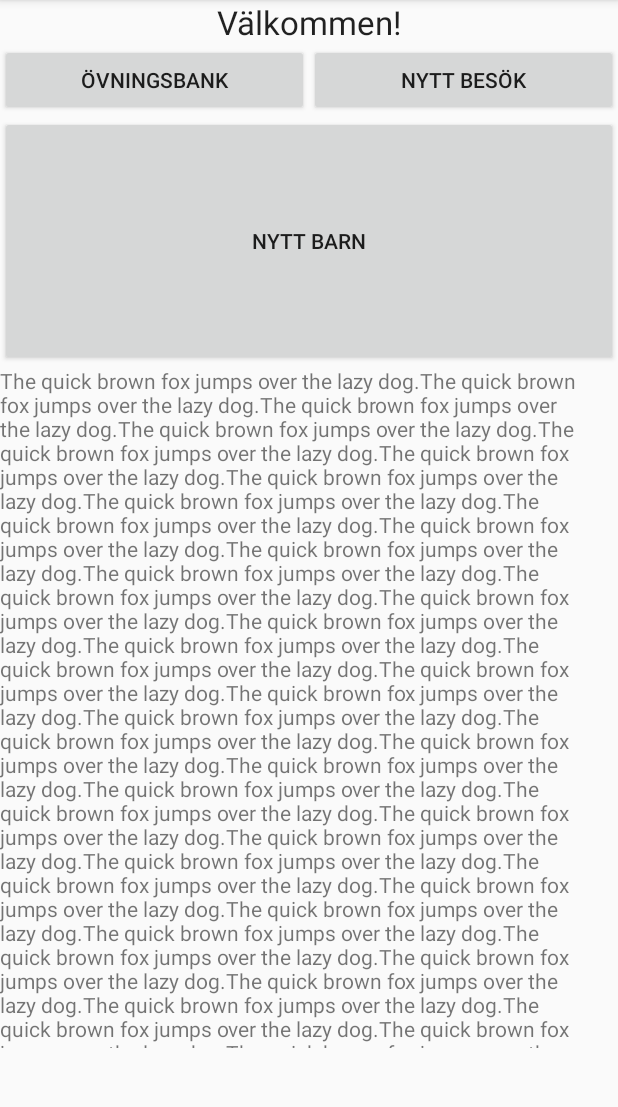
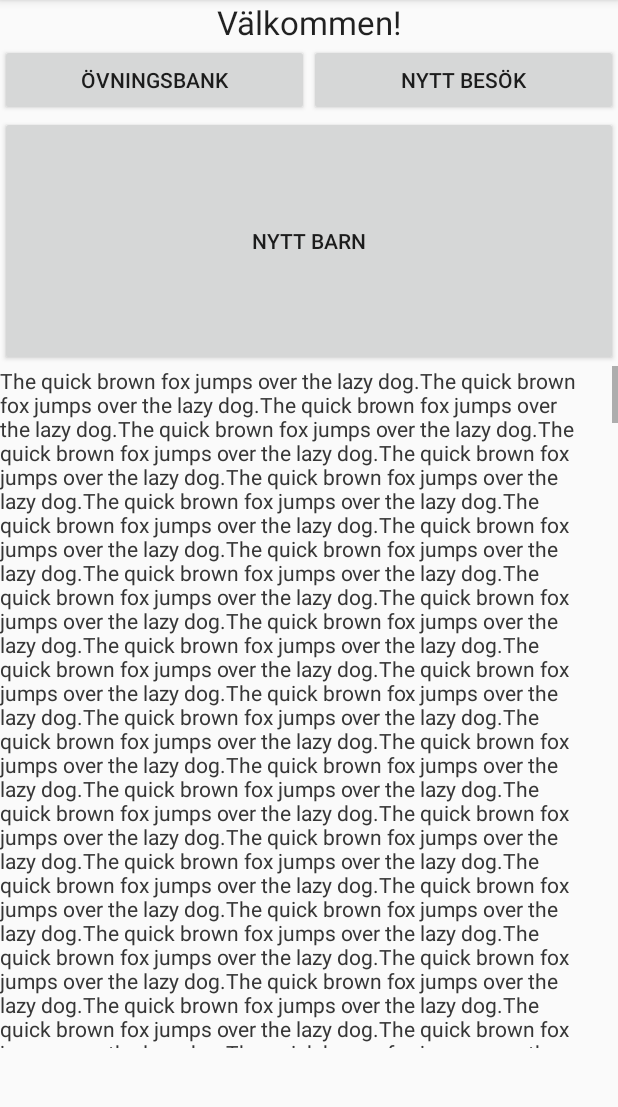
Before and after one commit to speccaN/PaperInteractive, an Android app: the fragment CreateChildFragment placed in its activity, after a tap on "NYTT BARN", on a phone screen of 412 x 824 dp, the part 84-1191 px from its top. Run offline under Robolectric (Android 15) with nearby library versions, the light colour scheme and no system bars.

Commit message:
Error fix

```diff
--- a/app/src/main/java/com/example/paper/paperinteractive/CreateChildFragment.java
+++ b/app/src/main/java/com/example/paper/paperinteractive/CreateChildFragment.java
@@ -2,16 +2,13 @@ package com.example.paper.paperinteractive;
 
 
 import android.os.Bundle;
-import android.app.Fragment;
+import android.support.v4.app.Fragment;
 import android.view.LayoutInflater;
 import android.view.View;
 import android.view.ViewGroup;
 import android.widget.TextView;
 
 
-/**
- * A simple {@link Fragment} subclass.
- */
 public class CreateChildFragment extends Fragment {
 
     private String textToDisplay;
--- a/app/src/main/java/com/example/paper/paperinteractive/MainActivity.java
+++ b/app/src/main/java/com/example/paper/paperinteractive/MainActivity.java
@@ -14,7 +14,7 @@ import android.widget.TextView;
 public class MainActivity extends AppCompatActivity {
 
     @Override
-    protected void onCreate(Bundle savedInstanceState) {
+    protected void onCreate(final Bundle savedInstanceState) {
         super.onCreate(savedInstanceState);
         setContentView(R.layout.activity_main);
 
@@ -40,12 +40,17 @@ public class MainActivity extends AppCompatActivity {
         btn3.setOnClickListener(new View.OnClickListener() {
             @Override
             public void onClick(View view) {
-                if(fm.getBackStackEntryCount() == 0) {
-                    CreateChildFragment createChildFragment = new CreateChildFragment();
-                    FragmentTransaction ft = fm.beginTransaction();
-                    ft.add(R.id.fragment_container, createChildFragment);
-                    ft.addToBackStack("createChildFragment");
-                    ft.commit();
+                if(findViewById(R.id.fragment_container) != null) {
+
+                    if(savedInstanceState != null){
+                        return;
+                    }
+
+                        CreateChildFragment createChildFragment = new CreateChildFragment();
+                        FragmentTransaction ft = fm.beginTransaction();
+                        ft.add(R.id.fragment_container, createChildFragment);
+                        ft.addToBackStack("createChildFragment");
+                        ft.commit();
                 }
             }
         });
--- a/app/src/main/res/layout/fragment_create_child.xml
+++ b/app/src/main/res/layout/fragment_create_child.xml
@@ -5,10 +5,13 @@
     tools:context="com.example.paper.paperinteractive.CreateChildFragment">
 
     <!-- TODO: Update blank fragment layout -->
-
-    <TextView
-        android:text="TextView"
-        android:layout_width="wrap_content"
-        android:layout_height="wrap_content"
-        android:id="@+id/textView1" />
+    <ScrollView
+        android:layout_width="match_parent"
+        android:layout_height="match_parent">
+        <TextView
+            android:text="TextView"
+            android:layout_width="wrap_content"
+            android:layout_height="wrap_content"
+            android:id="@+id/textView1" />
+    </ScrollView>
 </FrameLayout>
```
